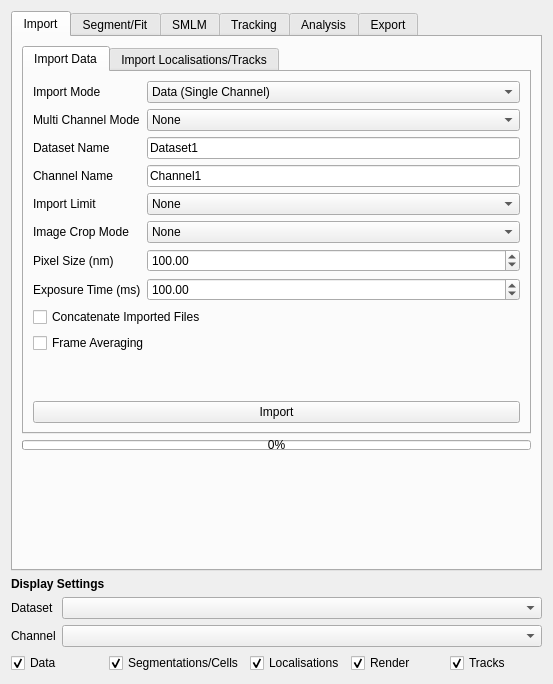
Qt form src/moltrack/GUI/widget_ui.ui (piedrro/napari-moltrack) before a commit.
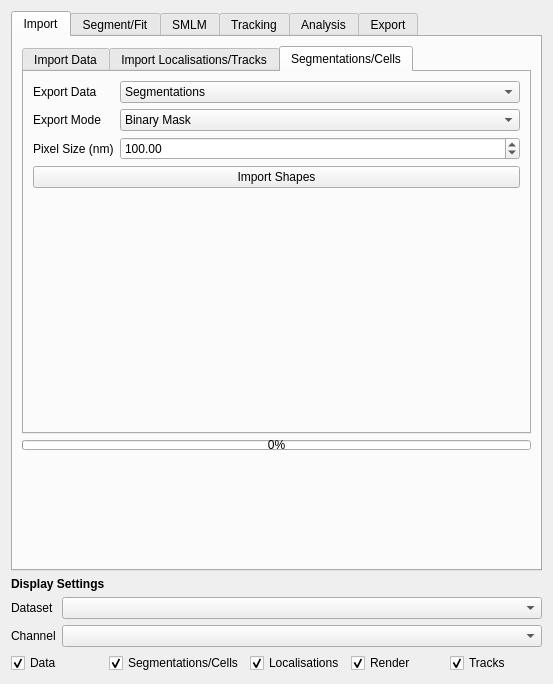
The same form after that commit. The open tabs and pages were chosen to show the change.

Commit message: added import dev data

What changed in the file:
```diff
--- a/src/moltrack/GUI/widget_ui.ui
+++ b/src/moltrack/GUI/widget_ui.ui
@@ -391,6 +391,101 @@
            </item>
           </layout>
          </widget>
+         <widget class="QWidget" name="tab_18">
+          <attribute name="title">
+           <string>Segmentations/Cells</string>
+          </attribute>
+          <layout class="QVBoxLayout" name="verticalLayout_20">
+           <item>
+            <layout class="QFormLayout" name="formLayout_35">
+             <item row="0" column="0">
+              <widget class="QLabel" name="label_55">
+               <property name="text">
+                <string>Export Data</string>
+               </property>
+              </widget>
+             </item>
+             <item row="0" column="1">
+              <widget class="QComboBox" name="shapes_import_data">
+               <item>
+                <property name="text">
+                 <string>Segmentations</string>
+                </property>
+               </item>
+               <item>
+                <property name="text">
+                 <string>Cells</string>
+                </property>
+               </item>
+              </widget>
+             </item>
+             <item row="1" column="0">
+              <widget class="QLabel" name="label_137">
+               <property name="text">
+                <string>Export Mode</string>
+               </property>
+              </widget>
+             </item>
+             <item row="1" column="1">
+              <widget class="QComboBox" name="shapes_import_mode">
+               <item>
+                <property name="text">
+                 <string>Binary Mask</string>
+                </property>
+               </item>
+               <item>
+                <property name="text">
+                 <string>JSON</string>
+                </property>
+               </item>
+               <item>
+                <property name="text">
+                 <string>Oufti/MicrobTracker Mesh</string>
+                </property>
+               </item>
+              </widget>
+             </item>
+             <item row="2" column="0">
+              <widget class="QLabel" name="import_pixel_size_label_2">
+               <property name="text">
+                <string>Pixel Size (nm)</string>
+               </property>
+              </widget>
+             </item>
+             <item row="2" column="1">
+              <widget class="QDoubleSpinBox" name="shapes_import_pixel_size">
+               <property name="maximum">
+                <double>1000.000000000000000</double>
+               </property>
+               <property name="value">
+                <double>100.000000000000000</double>
+               </property>
+              </widget>
+             </item>
+            </layout>
+           </item>
+           <item>
+            <widget class="QPushButton" name="import_shapes">
+             <property name="text">
+              <string>Import Shapes</string>
+             </property>
+            </widget>
+           </item>
+           <item>
+            <spacer name="verticalSpacer_17">
+             <property name="orientation">
+              <enum>Qt::Vertical</enum>
+             </property>
+             <property name="sizeHint" stdset="0">
+              <size>
+               <width>20</width>
+               <height>40</height>
+              </size>
+             </property>
+            </spacer>
+           </item>
+          </layout>
+         </widget>
         </widget>
        </item>
        <item>
```
The commit also changes 6 other files.
